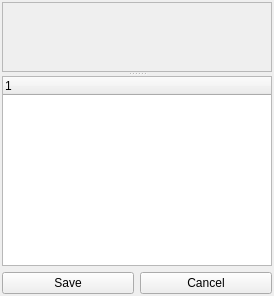
bsdelf/mous, file mous-qt/FrmTagEditor.ui: the form before one commit.
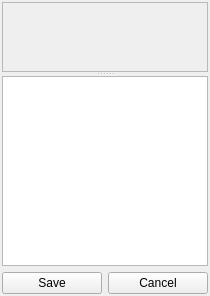
The form after the commit.

Commit message: ~rename, tree -> table

Diff of the .ui file:
```diff
--- a/mous-qt/FrmTagEditor.ui
+++ b/mous-qt/FrmTagEditor.ui
@@ -6,7 +6,7 @@
    <rect>
     <x>0</x>
     <y>0</y>
-    <width>274</width>
+    <width>210</width>
     <height>296</height>
    </rect>
   </property>
@@ -31,30 +31,22 @@
         <rect>
          <x>0</x>
          <y>0</y>
-         <width>264</width>
+         <width>200</width>
          <height>70</height>
         </rect>
        </property>
       </widget>
      </widget>
-     <widget class="QWidget" name="">
+     <widget class="QWidget" name="layoutWidget">
       <layout class="QVBoxLayout" name="verticalLayout">
        <item>
-        <widget class="QTreeWidget" name="treeTags">
-         <property name="rootIsDecorated">
+        <widget class="QTableWidget" name="tableTag">
+         <attribute name="horizontalHeaderVisible">
           <bool>false</bool>
-         </property>
-         <property name="uniformRowHeights">
+         </attribute>
+         <attribute name="verticalHeaderVisible">
           <bool>false</bool>
-         </property>
-         <property name="headerHidden">
-          <bool>false</bool>
-         </property>
-         <column>
-          <property name="text">
-           <string notr="true">1</string>
-          </property>
-         </column>
+         </attribute>
         </widget>
        </item>
        <item>
```
The commit also changes 4 other files.
